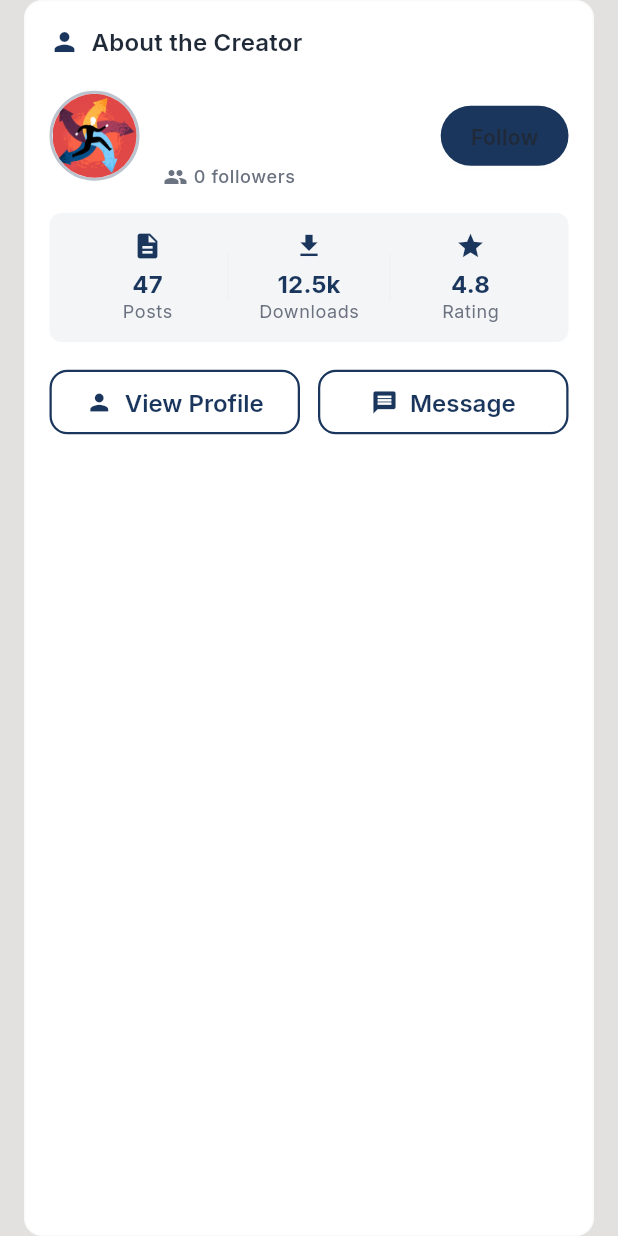
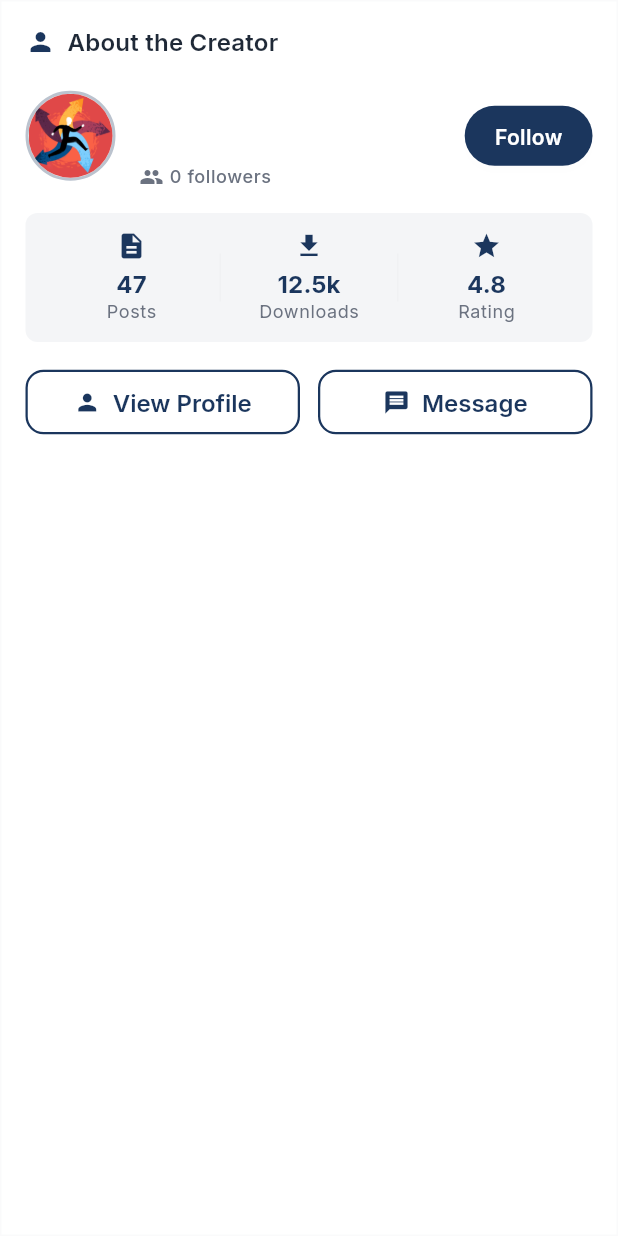
Before and after one commit to Nishan-Pradhan06/edushare, a Flutter app: the CreatorProfileWidget widget shown alone on an empty page, opened directly with empty values, on a phone screen of 412 x 824 dp. Run offline on Flutter 3.47's test engine with Material 3 defaults, Android fonts, the phone set to English and light mode, and no system bars; drawn by our look-alikes of cached_network_image; our stand-ins replace connectivity_plus, fl_chart, flutter_dotenv, flutter_svg, google_fonts, sizer and 1 more; accounts and stored records are empty; network calls fail.

Commit message:
fix spacing and remove border radius

```diff
--- a/lib/presentation/post_detail_viewer/post_detail_viewer.dart
+++ b/lib/presentation/post_detail_viewer/post_detail_viewer.dart
@@ -261,6 +261,7 @@ class _PostDetailViewerState extends State<PostDetailViewer> {
           // Post Content
           SliverToBoxAdapter(
             child: Column(
+              spacing: 10,
               crossAxisAlignment: CrossAxisAlignment.start,
               children: [
                 // Post Header
--- a/lib/presentation/post_detail_viewer/widgets/creator_profile_widget.dart
+++ b/lib/presentation/post_detail_viewer/widgets/creator_profile_widget.dart
@@ -18,11 +18,11 @@ class CreatorProfileWidget extends StatelessWidget {
   @override
   Widget build(BuildContext context) {
     return Container(
-      margin: EdgeInsets.symmetric(horizontal: 16),
+      // margin: EdgeInsets.symmetric(horizontal: 16),
       padding: EdgeInsets.all(16),
       decoration: BoxDecoration(
         color: AppTheme.lightTheme.colorScheme.surface,
-        borderRadius: BorderRadius.circular(12),
+        // borderRadius: BorderRadius.circular(12),
         border: Border.all(
           color: AppTheme.lightTheme.colorScheme.outline.withValues(alpha: 0.2),
         ),
@@ -158,8 +158,7 @@ class CreatorProfileWidget extends StatelessWidget {
                 child: Text(
                   isFollowing ? 'Following' : 'Follow',
                   style: AppTheme.lightTheme.textTheme.bodyMedium?.copyWith(
-                    fontWeight: FontWeight.w600,
-                  ),
+                      fontWeight: FontWeight.w600, color: Colors.white),
                 ),
               ),
             ],
--- a/lib/presentation/post_detail_viewer/widgets/engagement_section_widget.dart
+++ b/lib/presentation/post_detail_viewer/widgets/engagement_section_widget.dart
@@ -22,11 +22,11 @@ class EngagementSectionWidget extends StatelessWidget {
   @override
   Widget build(BuildContext context) {
     return Container(
-      margin: EdgeInsets.symmetric(horizontal: 16),
+      // margin: EdgeInsets.symmetric(horizontal: 16),
       padding: EdgeInsets.all(16),
       decoration: BoxDecoration(
         color: AppTheme.lightTheme.colorScheme.surface,
-        borderRadius: BorderRadius.circular(12),
+        // borderRadius: BorderRadius.circular(12),
         border: Border.all(
           color: AppTheme.lightTheme.colorScheme.outline.withValues(alpha: 0.2),
         ),
--- a/lib/presentation/post_detail_viewer/widgets/post_metadata_widget.dart
+++ b/lib/presentation/post_detail_viewer/widgets/post_metadata_widget.dart
@@ -15,11 +15,11 @@ class PostMetadataWidget extends StatelessWidget {
   @override
   Widget build(BuildContext context) {
     return Container(
-      margin: EdgeInsets.symmetric(horizontal: 16),
+      // margin: EdgeInsets.symmetric(horizontal: 16),
       padding: EdgeInsets.all(16),
       decoration: BoxDecoration(
         color: AppTheme.lightTheme.colorScheme.surface,
-        borderRadius: BorderRadius.circular(12),
+        // borderRadius: BorderRadius.circular(12),
         border: Border.all(
           color: AppTheme.lightTheme.colorScheme.outline.withValues(alpha: 0.2),
         ),
--- a/lib/presentation/post_detail_viewer/widgets/related_content_widget.dart
+++ b/lib/presentation/post_detail_viewer/widgets/related_content_widget.dart
@@ -43,7 +43,6 @@ class RelatedContentWidget extends StatelessWidget {
               ),
             ],
           ),
-          SizedBox(height: 16),
 
           // Related Posts Horizontal List
           SizedBox(
@@ -172,7 +171,7 @@ class RelatedContentWidget extends StatelessWidget {
               // Post Content
               Expanded(
                 child: Padding(
-                  padding: EdgeInsets.all(12),
+                  padding: EdgeInsets.all(10),
                   child: Column(
                     crossAxisAlignment: CrossAxisAlignment.start,
                     children: [
@@ -205,7 +204,7 @@ class RelatedContentWidget extends StatelessWidget {
                       // Subject Tag
                       Container(
                         padding:
-                            EdgeInsets.symmetric(horizontal: 8, vertical: 4),
+                            EdgeInsets.symmetric(horizontal: 8, vertical: 2),
                         decoration: BoxDecoration(
                           color: AppTheme.lightTheme.colorScheme.primary
                               .withValues(alpha: 0.1),
```
Also changed, not shown: lib/presentation/post_detail_viewer/widgets/comment_thread_widget.dart (+7 -5 lines), lib/presentation/post_detail_viewer/widgets/document_viewer_widget.dart (+9 -5 lines).
